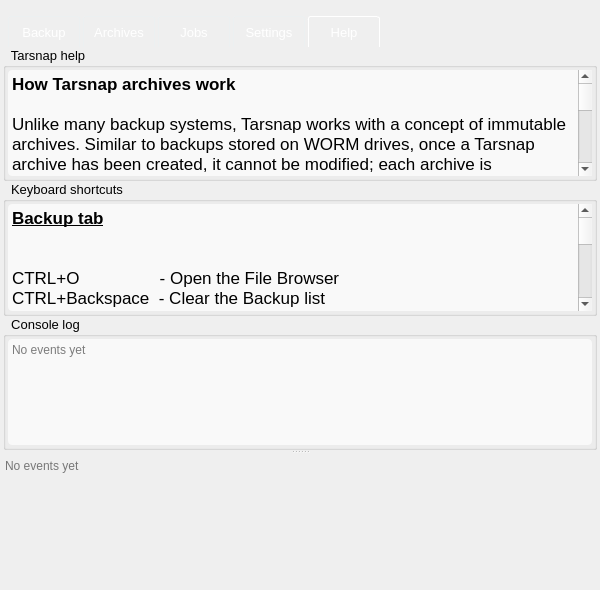
Qt form forms/mainwindow.ui (Tarsnap/tarsnap-gui) before a commit.
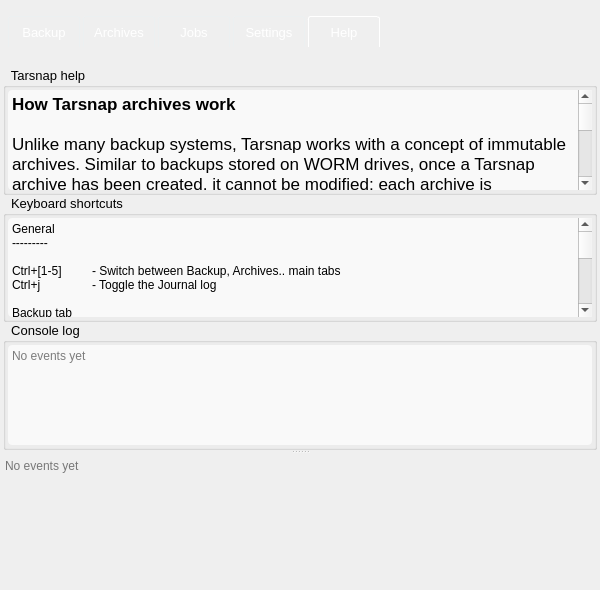
The same form after that commit. The open tabs and pages were chosen to show the change. Icons and pictures are not drawn. Custom widgets are drawn as their Qt base class.

Commit message: Expand the journal log on Ctrl+j.

```diff
--- a/forms/mainwindow.ui
+++ b/forms/mainwindow.ui
@@ -1750,7 +1750,7 @@
             <number>3</number>
            </property>
            <property name="topMargin">
-            <number>0</number>
+            <number>20</number>
            </property>
            <property name="rightMargin">
             <number>3</number>
@@ -1840,9 +1840,9 @@
                <number>2</number>
               </property>
               <item>
-               <widget class="QTextBrowser" name="keyboardShortcutsTextBrowser_5">
+               <widget class="QPlainTextEdit" name="keyboardShortcutsPlainTextEdit_5">
                 <property name="styleSheet">
-                 <string notr="true">QTextBrowser {
+                 <string notr="true">QPlainTextEdit {
 background: rgba(255,255,255,170);
 border-radius: 4px;
 }</string>
@@ -1850,36 +1850,38 @@
                 <property name="frameShape">
                  <enum>QFrame::NoFrame</enum>
                 </property>
-                <property name="html">
-                 <string>&lt;!DOCTYPE HTML PUBLIC &quot;-//W3C//DTD HTML 4.0//EN&quot; &quot;http://www.w3.org/TR/REC-html40/strict.dtd&quot;&gt;
-&lt;html&gt;&lt;head&gt;&lt;meta name=&quot;qrichtext&quot; content=&quot;1&quot; /&gt;&lt;style type=&quot;text/css&quot;&gt;
-p, li { white-space: pre-wrap; }
-&lt;/style&gt;&lt;/head&gt;&lt;body style=&quot; font-family:'.Helvetica Neue DeskInterface'; font-size:13pt; font-weight:400; font-style:normal;&quot;&gt;
-&lt;p style=&quot; margin-top:0px; margin-bottom:0px; margin-left:0px; margin-right:0px; -qt-block-indent:0; text-indent:0px;&quot;&gt;&lt;span style=&quot; font-family:'Helvetica'; font-weight:600; text-decoration: underline;&quot;&gt;Backup tab&lt;/span&gt;&lt;/p&gt;
-&lt;p style=&quot; margin-top:0px; margin-bottom:0px; margin-left:0px; margin-right:0px; -qt-block-indent:0; text-indent:0px;&quot;&gt;&lt;span style=&quot; font-family:'Helvetica';&quot;&gt;&lt;br /&gt;&lt;/span&gt;&lt;/p&gt;
-&lt;p style=&quot; margin-top:0px; margin-bottom:0px; margin-left:0px; margin-right:0px; -qt-block-indent:0; text-indent:0px;&quot;&gt;&lt;span style=&quot; font-family:'Helvetica';&quot;&gt;CTRL+O                 - Open the File Browser&lt;/span&gt;&lt;/p&gt;
-&lt;p style=&quot; margin-top:0px; margin-bottom:0px; margin-left:0px; margin-right:0px; -qt-block-indent:0; text-indent:0px;&quot;&gt;&lt;span style=&quot; font-family:'Helvetica';&quot;&gt;CTRL+Backspace  - Clear the Backup list&lt;/span&gt;&lt;/p&gt;
-&lt;p style=&quot; margin-top:0px; margin-bottom:0px; margin-left:0px; margin-right:0px; -qt-block-indent:0; text-indent:0px;&quot;&gt;&lt;span style=&quot; font-family:'Helvetica';&quot;&gt;Backspace              - Remove only selected items from the Backup list&lt;/span&gt;&lt;/p&gt;
-&lt;p style=&quot; margin-top:0px; margin-bottom:0px; margin-left:0px; margin-right:0px; -qt-block-indent:0; text-indent:0px;&quot;&gt;&lt;span style=&quot; font-family:'Helvetica';&quot;&gt;&lt;br /&gt;&lt;/span&gt;&lt;/p&gt;
-&lt;p style=&quot; margin-top:0px; margin-bottom:0px; margin-left:0px; margin-right:0px; -qt-block-indent:0; text-indent:0px;&quot;&gt;&lt;span style=&quot; font-family:'Helvetica'; font-weight:600; text-decoration: underline;&quot;&gt;Archives tab&lt;/span&gt;&lt;/p&gt;
-&lt;p style=&quot; margin-top:0px; margin-bottom:0px; margin-left:0px; margin-right:0px; -qt-block-indent:0; text-indent:0px;&quot;&gt;&lt;span style=&quot; font-family:'Helvetica';&quot;&gt;&lt;br /&gt;&lt;/span&gt;&lt;/p&gt;
-&lt;p style=&quot; margin-top:0px; margin-bottom:0px; margin-left:0px; margin-right:0px; -qt-block-indent:0; text-indent:0px;&quot;&gt;&lt;span style=&quot; font-family:'Helvetica';&quot;&gt;CTRL+R     - Refresh the Archives list&lt;/span&gt;&lt;/p&gt;
-&lt;p style=&quot; margin-top:0px; margin-bottom:0px; margin-left:0px; margin-right:0px; -qt-block-indent:0; text-indent:0px;&quot;&gt;&lt;span style=&quot; font-family:'Helvetica';&quot;&gt;Backspace  - Delete selected Archives&lt;/span&gt;&lt;/p&gt;
-&lt;p style=&quot; margin-top:0px; margin-bottom:0px; margin-left:0px; margin-right:0px; -qt-block-indent:0; text-indent:0px;&quot;&gt;&lt;span style=&quot; font-family:'Helvetica';&quot;&gt;&lt;br /&gt;&lt;/span&gt;&lt;/p&gt;
-&lt;p style=&quot; margin-top:0px; margin-bottom:0px; margin-left:0px; margin-right:0px; -qt-block-indent:0; text-indent:0px;&quot;&gt;&lt;span style=&quot; font-family:'Helvetica'; font-weight:600; text-decoration: underline;&quot;&gt;Jobs tab&lt;/span&gt;&lt;/p&gt;
-&lt;p style=&quot; margin-top:0px; margin-bottom:0px; margin-left:0px; margin-right:0px; -qt-block-indent:0; text-indent:0px;&quot;&gt;&lt;span style=&quot; font-family:'Helvetica';&quot;&gt;&lt;br /&gt;&lt;/span&gt;&lt;/p&gt;
-&lt;p style=&quot; margin-top:0px; margin-bottom:0px; margin-left:0px; margin-right:0px; -qt-block-indent:0; text-indent:0px;&quot;&gt;&lt;span style=&quot; font-family:'Helvetica';&quot;&gt;CTRL+N   - Add new Job&lt;/span&gt;&lt;/p&gt;
-&lt;p style=&quot; margin-top:0px; margin-bottom:0px; margin-left:0px; margin-right:0px; -qt-block-indent:0; text-indent:0px;&quot;&gt;&lt;span style=&quot; font-family:'Helvetica';&quot;&gt;CTRL+B   - Initiate backup on selected Jobs&lt;/span&gt;&lt;/p&gt;
-&lt;p style=&quot; margin-top:0px; margin-bottom:0px; margin-left:0px; margin-right:0px; -qt-block-indent:0; text-indent:0px;&quot;&gt;&lt;span style=&quot; font-family:'Helvetica';&quot;&gt;&lt;br /&gt;&lt;/span&gt;&lt;/p&gt;
-&lt;p style=&quot; margin-top:0px; margin-bottom:0px; margin-left:0px; margin-right:0px; -qt-block-indent:0; text-indent:0px;&quot;&gt;&lt;span style=&quot; font-family:'Helvetica'; font-weight:600; text-decoration: underline;&quot;&gt;Settings tab&lt;/span&gt;&lt;/p&gt;
-&lt;p style=&quot; margin-top:0px; margin-bottom:0px; margin-left:0px; margin-right:0px; -qt-block-indent:0; text-indent:0px;&quot;&gt;&lt;span style=&quot; font-family:'Helvetica';&quot;&gt;&lt;br /&gt;&lt;/span&gt;&lt;/p&gt;
-&lt;p style=&quot; margin-top:0px; margin-bottom:0px; margin-left:0px; margin-right:0px; -qt-block-indent:0; text-indent:0px;&quot;&gt;&lt;span style=&quot; font-family:'Helvetica';&quot;&gt;CTRL+R  - Refresh Account Summary&lt;/span&gt;&lt;/p&gt;
-&lt;p style=&quot; margin-top:0px; margin-bottom:0px; margin-left:0px; margin-right:0px; -qt-block-indent:0; text-indent:0px;&quot;&gt;&lt;span style=&quot; font-family:'Helvetica';&quot;&gt;&lt;br /&gt;&lt;/span&gt;&lt;/p&gt;
-&lt;p style=&quot; margin-top:0px; margin-bottom:0px; margin-left:0px; margin-right:0px; -qt-block-indent:0; text-indent:0px;&quot;&gt;&lt;span style=&quot; font-family:'Helvetica'; font-weight:600; text-decoration: underline;&quot;&gt;General&lt;/span&gt;&lt;/p&gt;
-&lt;p style=&quot; margin-top:0px; margin-bottom:0px; margin-left:0px; margin-right:0px; -qt-block-indent:0; text-indent:0px;&quot;&gt;&lt;span style=&quot; font-family:'Helvetica';&quot;&gt;&lt;br /&gt;&lt;/span&gt;&lt;/p&gt;
-&lt;p style=&quot; margin-top:0px; margin-bottom:0px; margin-left:0px; margin-right:0px; -qt-block-indent:0; text-indent:0px;&quot;&gt;&lt;span style=&quot; font-family:'Helvetica';&quot;&gt;CTRL+[1-5]  - Switch between Backup, Archives.. tabs&lt;/span&gt;&lt;/p&gt;
-&lt;p style=&quot; margin-top:0px; margin-bottom:0px; margin-left:0px; margin-right:0px; -qt-block-indent:0; text-indent:0px;&quot;&gt;&lt;span style=&quot; font-family:'Helvetica';&quot;&gt;&lt;br /&gt;&lt;/span&gt;&lt;/p&gt;
-&lt;p style=&quot; margin-top:0px; margin-bottom:0px; margin-left:0px; margin-right:0px; -qt-block-indent:0; text-indent:0px;&quot;&gt;&lt;span style=&quot; font-family:'Helvetica'; font-style:italic;&quot;&gt;* CTRL is CMD on OS X &lt;/span&gt; &lt;/p&gt;&lt;/body&gt;&lt;/html&gt;</string>
+                <property name="plainText">
+                 <string>General
+---------
+
+Ctrl+[1-5]	- Switch between Backup, Archives.. main tabs
+Ctrl+j	- Toggle the Journal log
+
+Backup tab
+-------------
+
+Ctrl+o		- Open the File Browser
+Ctrl+Backspace	- Clear the Backup list
+Backspace		- Remove only selected items from the Backup list
+
+Archives tab
+--------------
+
+Ctrl+r	- Refresh the Archives list
+Backspace	- Delete selected Archives
+
+Jobs tab
+----------
+
+Ctrl+n   - Add new Job
+Ctrl+b   - Initiate backup on selected Jobs
+
+Settings tab
+--------------
+
+Ctrl+r  - Refresh Account Summary
+
+* Ctrl is Cmd key on OS X</string>
                 </property>
                </widget>
               </item>
@@ -2184,16 +2186,16 @@
  </widget>
  <layoutdefault spacing="6" margin="11"/>
  <customwidgets>
+  <customwidget>
+   <class>TextLabel</class>
+   <extends>QLabel</extends>
+   <header>textlabel.h</header>
+  </customwidget>
   <customwidget>
    <class>ArchiveListWidget</class>
    <extends>QListWidget</extends>
    <header>widgets/archivelistwidget.h</header>
   </customwidget>
-  <customwidget>
-   <class>TextLabel</class>
-   <extends>QLabel</extends>
-   <header location="global">../widgets/textlabel.h</header>
-  </customwidget>
   <customwidget>
    <class>BackupListWidget</class>
    <extends>QListWidget</extends>
```
Left out of the diff: 12 changed lines with no effect on the pictures. The commit also changes 1 other file.
